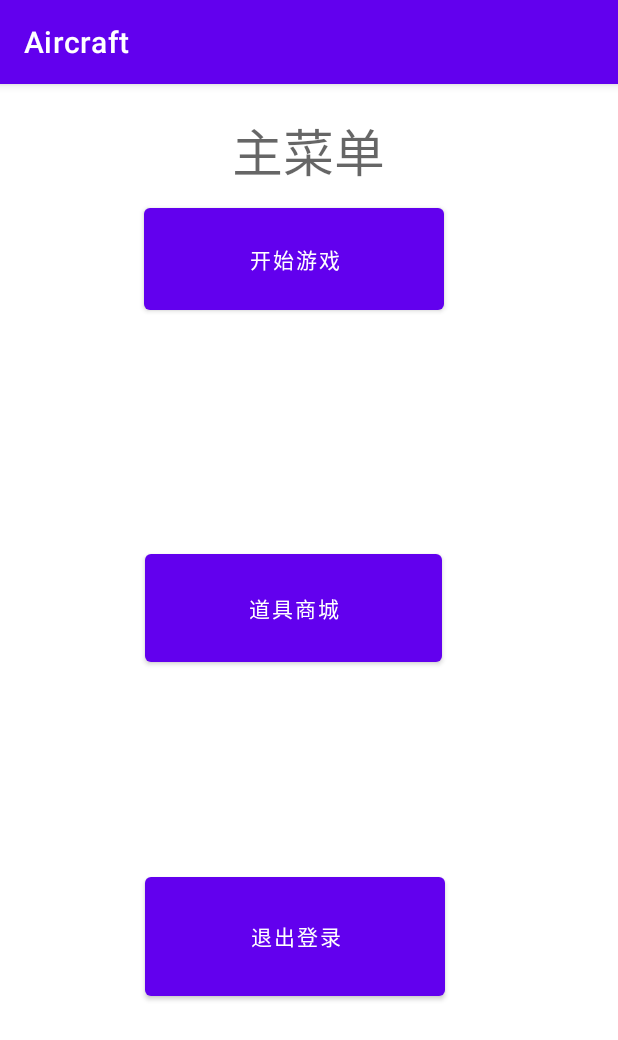
After one commit to Mimasss2/Aircraft-War-Game-for-Android, an Android app: the MenuActivity screen opened directly, with no data from a screen before it, on a phone screen of 412 x 824 dp. The commit adds this screen. Shown: the top 1040 px of the screen. Run offline under Robolectric (Android 15) with nearby library versions, the phone set to English and light mode, and no system bars.

Commit message:
完成界面跳转

```diff
--- a/app/src/main/java/com/example/aircraft/LoginActivity.java
+++ b/app/src/main/java/com/example/aircraft/LoginActivity.java
@@ -125,7 +125,7 @@ public class LoginActivity extends AppCompatActivity {
                     Toast.makeText(LoginActivity.this,"WelCome!",Toast.LENGTH_LONG).show();
 
                     Intent intent = new Intent();
-                    intent.setComponent(new ComponentName("com.example.aircraft", "com.example.aircraft.MainActivity"));
+                    intent.setComponent(new ComponentName("com.example.aircraft", "com.example.aircraft.MenuActivity"));
                     startActivity(intent);
                     finish();
                     break;
@@ -142,7 +142,7 @@ public class LoginActivity extends AppCompatActivity {
                     Log.i("database connect","register success");
 
                     Intent intent = new Intent();
-                    intent.setComponent(new ComponentName("com.example.aircraft", "com.example.aircraft.MainActivity"));
+                    intent.setComponent(new ComponentName("com.example.aircraft", "com.example.aircraft.MenuActivity"));
                     startActivity(intent);
                     finish();
                 }
--- /dev/null
+++ b/app/src/main/java/com/example/aircraft/MenuActivity.java
@@ -0,0 +1,50 @@
+package com.example.aircraft;
+
+import android.content.ComponentName;
+import android.content.Intent;
+import android.os.Bundle;
+import android.view.View;
+import android.widget.Button;
+
+import androidx.annotation.Nullable;
+import androidx.appcompat.app.AppCompatActivity;
+
+public class MenuActivity extends AppCompatActivity  {
+    @Override
+    protected void onCreate(@Nullable Bundle savedInstanceState) {
+        super.onCreate(savedInstanceState);
+
+        setContentView(R.layout.activity_menu);
+
+        Button b5 = (Button) findViewById(R.id.button5);
+        Button b6 = (Button) findViewById(R.id.button6);
+        Button b7 = (Button) findViewById(R.id.button7);
+
+        b5.setOnClickListener(new View.OnClickListener() {
+            @Override
+            public void onClick(View v) {
+                Intent i = new Intent();
+                i.setComponent(new ComponentName("com.example.aircraft", "com.example.aircraft.MainActivity"));
+                startActivity(i);
+            }
+        });
+
+        b6.setOnClickListener(new View.OnClickListener() {
+            @Override
+            public void onClick(View v) {
+                Intent i = new Intent();
+                i.setComponent(new ComponentName("com.example.aircraft", "com.example.aircraft.PropMartActivity"));
+                startActivity(i);
+            }
+        });
+
+        b7.setOnClickListener(new View.OnClickListener() {
+            @Override
+            public void onClick(View v) {
+                Intent i = new Intent();
+                i.setComponent(new ComponentName("com.example.aircraft", "com.example.aircraft.LoginActivity"));
+                startActivity(i);
+            }
+        });
+    }
+}
--- /dev/null
+++ b/app/src/main/res/layout/activity_menu.xml
@@ -0,0 +1,65 @@
+<?xml version="1.0" encoding="utf-8"?>
+<androidx.constraintlayout.widget.ConstraintLayout xmlns:android="http://schemas.android.com/apk/res/android"
+    xmlns:app="http://schemas.android.com/apk/res-auto"
+    xmlns:tools="http://schemas.android.com/tools"
+    android:layout_width="match_parent"
+    android:layout_height="match_parent"
+    tools:ignore="MissingDefaultResource">
+
+    <TextView
+        android:id="@+id/textView2"
+        android:layout_width="410dp"
+        android:layout_height="79dp"
+        android:layout_marginEnd="1dp"
+        android:layout_marginBottom="652dp"
+        android:text="主菜单"
+        android:textAlignment="center"
+        android:textAppearance="@style/TextAppearance.AppCompat.Display1"
+        app:layout_constraintBottom_toBottomOf="parent"
+        app:layout_constraintEnd_toEndOf="parent"
+        app:layout_constraintStart_toStartOf="parent"
+        app:layout_constraintTop_toTopOf="parent" />
+
+    <Button
+        android:id="@+id/button5"
+        android:layout_width="200dp"
+        android:layout_height="80dp"
+        android:layout_marginStart="96dp"
+        android:layout_marginTop="12dp"
+        android:layout_marginEnd="115dp"
+        android:layout_marginBottom="75dp"
+        android:text="开始游戏"
+        app:layout_constraintBottom_toTopOf="@+id/button6"
+        app:layout_constraintEnd_toEndOf="parent"
+        app:layout_constraintHorizontal_bias="0.0"
+        app:layout_constraintStart_toStartOf="parent"
+        app:layout_constraintTop_toBottomOf="@+id/textView2" />
+
+    <Button
+        android:id="@+id/button6"
+        android:layout_width="198dp"
+        android:layout_height="84dp"
+        android:layout_marginStart="96dp"
+        android:layout_marginTop="75dp"
+        android:layout_marginEnd="117dp"
+        android:layout_marginBottom="84dp"
+        android:text="道具商城"
+        app:layout_constraintBottom_toTopOf="@+id/button7"
+        app:layout_constraintEnd_toEndOf="parent"
+        app:layout_constraintStart_toStartOf="parent"
+        app:layout_constraintTop_toBottomOf="@+id/button5" />
+
+    <Button
+        android:id="@+id/button7"
+        android:layout_width="200dp"
+        android:layout_height="91dp"
+        android:layout_marginStart="96dp"
+        android:layout_marginTop="47dp"
+        android:layout_marginEnd="115dp"
+        android:layout_marginBottom="187dp"
+        android:text="退出登录"
+        app:layout_constraintBottom_toBottomOf="parent"
+        app:layout_constraintEnd_toEndOf="parent"
+        app:layout_constraintStart_toStartOf="parent"
+        app:layout_constraintTop_toBottomOf="@+id/button6" />
+</androidx.constraintlayout.widget.ConstraintLayout>
```
Also changed, not shown: app/src/main/AndroidManifest.xml (+8 -0 lines), app/src/main/java/com/example/aircraft/GameHistoryActivity.java (+10 -0 lines), app/src/main/res/layout/activity_record.xml (+16 -2 lines).
